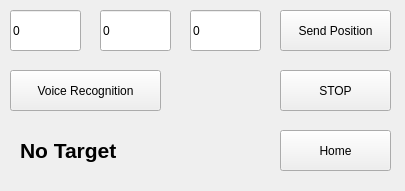
Qt form server_UI/GUI.ui (DaDa0413/Ward-Visiting-Robot-Based-on-Autonomous-Indoor-Navigation) before a commit.
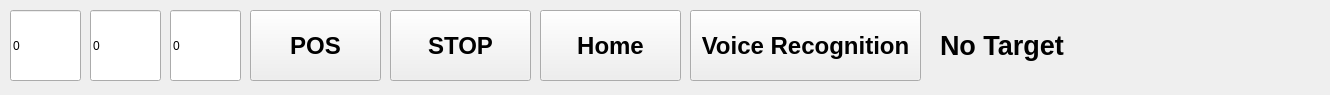
The same form after that commit.

```diff
--- a/server_UI/GUI.ui
+++ b/server_UI/GUI.ui
@@ -6,8 +6,8 @@
    <rect>
     <x>0</x>
     <y>0</y>
-    <width>405</width>
-    <height>191</height>
+    <width>1330</width>
+    <height>95</height>
    </rect>
   </property>
   <property name="windowTitle">
@@ -17,12 +17,19 @@
    <widget class="QPushButton" name="btn_voice_rec">
     <property name="geometry">
      <rect>
-      <x>10</x>
-      <y>70</y>
-      <width>151</width>
-      <height>41</height>
+      <x>690</x>
+      <y>10</y>
+      <width>231</width>
+      <height>71</height>
      </rect>
     </property>
+    <property name="font">
+     <font>
+      <pointsize>18</pointsize>
+      <weight>75</weight>
+      <bold>true</bold>
+     </font>
+    </property>
     <property name="text">
      <string>Voice Recognition</string>
     </property>
@@ -30,14 +37,21 @@
    <widget class="QPushButton" name="btn_send_pos">
     <property name="geometry">
      <rect>
-      <x>280</x>
+      <x>250</x>
       <y>10</y>
-      <width>111</width>
-      <height>41</height>
+      <width>131</width>
+      <height>71</height>
      </rect>
     </property>
+    <property name="font">
+     <font>
+      <pointsize>18</pointsize>
+      <weight>75</weight>
+      <bold>true</bold>
+     </font>
+    </property>
     <property name="text">
-     <string>Send Position</string>
+     <string>POS</string>
     </property>
    </widget>
    <widget class="QLineEdit" name="pos_x">
@@ -46,7 +60,7 @@
       <x>10</x>
       <y>10</y>
       <width>71</width>
-      <height>41</height>
+      <height>71</height>
      </rect>
     </property>
     <property name="text">
@@ -56,10 +70,10 @@
    <widget class="QLineEdit" name="pos_y">
     <property name="geometry">
      <rect>
-      <x>100</x>
+      <x>90</x>
       <y>10</y>
       <width>71</width>
-      <height>41</height>
+      <height>71</height>
      </rect>
     </property>
     <property name="text">
@@ -69,10 +83,10 @@
    <widget class="QLineEdit" name="pos_h">
     <property name="geometry">
      <rect>
-      <x>190</x>
+      <x>170</x>
       <y>10</y>
       <width>71</width>
-      <height>41</height>
+      <height>71</height>
      </rect>
     </property>
     <property name="text">
@@ -82,12 +96,19 @@
    <widget class="QPushButton" name="btn_stop">
     <property name="geometry">
      <rect>
-      <x>280</x>
-      <y>70</y>
-      <width>111</width>
-      <height>41</height>
+      <x>390</x>
+      <y>10</y>
+      <width>141</width>
+      <height>71</height>
      </rect>
     </property>
+    <property name="font">
+     <font>
+      <pointsize>18</pointsize>
+      <weight>75</weight>
+      <bold>true</bold>
+     </font>
+    </property>
     <property name="text">
      <string>STOP</string>
     </property>
@@ -95,15 +116,15 @@
    <widget class="QLabel" name="message">
     <property name="geometry">
      <rect>
-      <x>20</x>
-      <y>120</y>
+      <x>940</x>
+      <y>10</y>
       <width>251</width>
-      <height>61</height>
+      <height>71</height>
      </rect>
     </property>
     <property name="font">
      <font>
-      <pointsize>16</pointsize>
+      <pointsize>20</pointsize>
       <weight>75</weight>
       <bold>true</bold>
      </font>
@@ -115,12 +136,19 @@
    <widget class="QPushButton" name="btn_home">
     <property name="geometry">
      <rect>
-      <x>280</x>
-      <y>130</y>
-      <width>111</width>
-      <height>41</height>
+      <x>540</x>
+      <y>10</y>
+      <width>141</width>
+      <height>71</height>
      </rect>
     </property>
+    <property name="font">
+     <font>
+      <pointsize>18</pointsize>
+      <weight>75</weight>
+      <bold>true</bold>
+     </font>
+    </property>
     <property name="text">
      <string>Home</string>
     </property>
```
